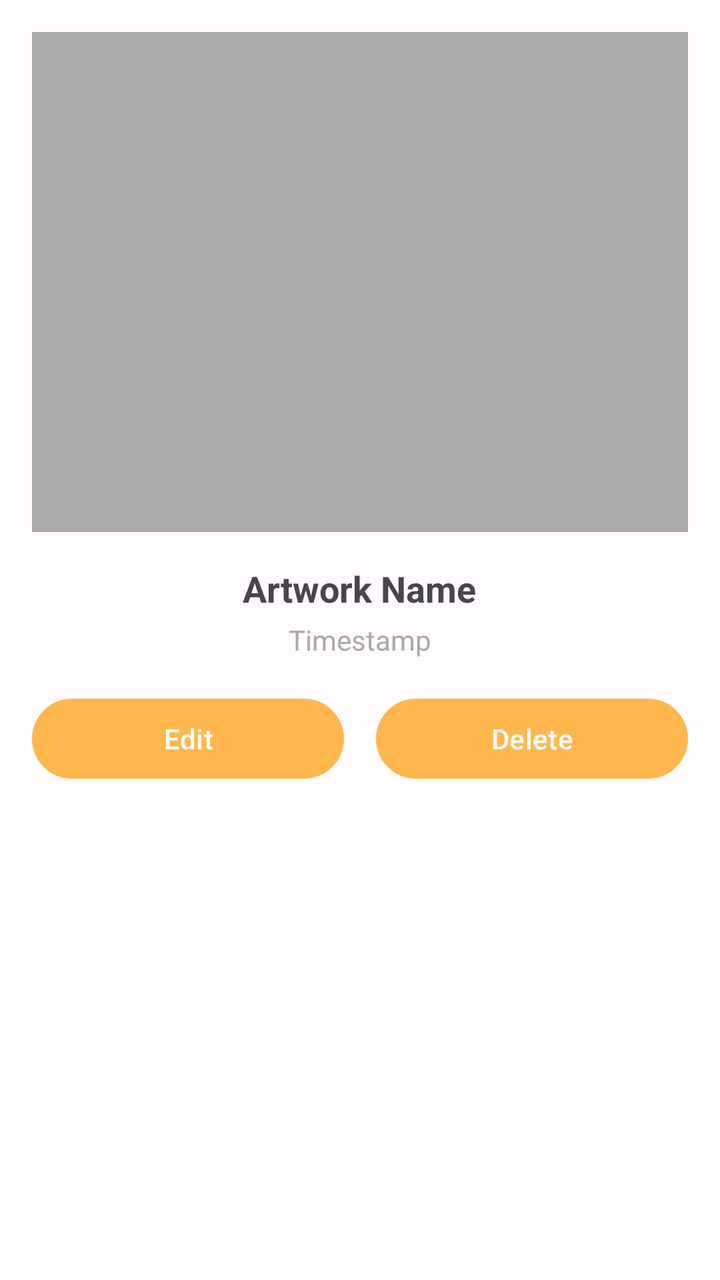
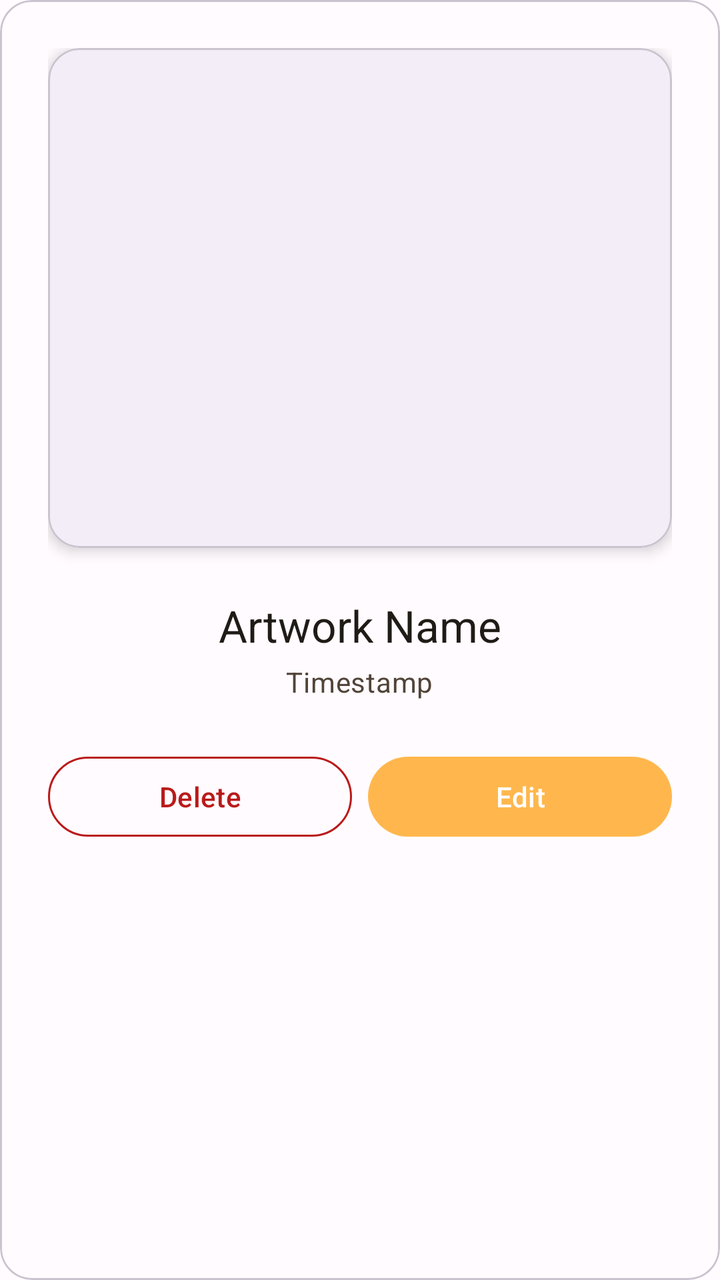

An Android layout rendered at two revisions. The XML below is the earlier revision; the diff shows what the commit changed to produce the second picture.
<!-- AndroidManifest.xml: application theme Base.Theme.Heal -->
<!-- res/layout/dialog_artwork_view.xml -->
<?xml version="1.0" encoding="utf-8"?>
<LinearLayout xmlns:android="http://schemas.android.com/apk/res/android"
    android:layout_width="match_parent"
    android:layout_height="wrap_content"
    android:orientation="vertical"
    android:padding="16dp"
    android:gravity="center_horizontal">

    <ImageView
        android:id="@+id/detailImageViewArtwork"
        android:layout_width="match_parent"
        android:layout_height="250dp"
        android:scaleType="fitCenter"
        android:layout_marginBottom="16dp"
        android:background="@android:color/darker_gray" />

    <TextView
        android:id="@+id/detailTextViewArtworkName"
        android:layout_width="wrap_content"
        android:layout_height="wrap_content"
        android:textStyle="bold"
        android:textSize="18sp"
        android:layout_marginBottom="4dp"
        android:text="Artwork Name" />

    <TextView
        android:id="@+id/detailTextViewArtworkTimestamp"
        android:layout_width="wrap_content"
        android:layout_height="wrap_content"
        android:textSize="14sp"
        android:textColor="@android:color/darker_gray"
        android:layout_marginBottom="16dp"
        android:text="Timestamp" />

    <LinearLayout
        android:layout_width="match_parent"
        android:layout_height="wrap_content"
        android:orientation="horizontal"
        android:gravity="center">

        <Button
            android:id="@+id/buttonEditArtwork"
            android:layout_width="0dp"
            android:layout_height="wrap_content"
            android:layout_weight="1"
            android:text="Edit"
            android:layout_marginEnd="8dp" />

        <Button
            android:id="@+id/buttonDeleteArtwork"
            android:layout_width="0dp"
            android:layout_height="wrap_content"
            android:layout_weight="1"
            android:text="Delete"
            android:layout_marginStart="8dp" />

    </LinearLayout>

</LinearLayout>
<!-- resources referenced by this layout -->
<resources>
  <style name="Base.Theme.Heal" parent="Theme.Material3.DayNight.NoActionBar">
          <item name="colorPrimary">@color/md_theme_primary</item>
          <item name="colorOnPrimary">@color/md_theme_onPrimary</item>
          <item name="colorPrimaryContainer">@color/md_theme_primaryContainer</item>
          <item name="colorOnPrimaryContainer">@color/md_theme_onPrimaryContainer</item>
          <item name="colorSecondary">@color/md_theme_secondary</item>
          <item name="colorOnSecondary">@color/md_theme_onSecondary</item>
          <item name="colorSecondaryContainer">@color/md_theme_secondaryContainer</item>
          <item name="colorOnSecondaryContainer">@color/md_theme_onSecondaryContainer</item>
          <item name="colorTertiary">@color/md_theme_tertiary</item>
          <item name="colorOnTertiary">@color/md_theme_onTertiary</item>
          <item name="colorTertiaryContainer">@color/md_theme_tertiaryContainer</item>
          <item name="colorOnTertiaryContainer">@color/md_theme_onTertiaryContainer</item>
          <item name="colorError">@color/md_theme_error</item>
          <item name="colorOnError">@color/md_theme_onError</item>
          <item name="colorErrorContainer">@color/md_theme_errorContainer</item>
          <item name="colorOnErrorContainer">@color/md_theme_onErrorContainer</item>
          <item name="android:colorBackground">@color/md_theme_background</item>
          <item name="colorOnBackground">@color/md_theme_onBackground</item>
          <item name="colorSurface">@color/md_theme_surface</item>
          <item name="colorOnSurface">@color/md_theme_onSurface</item>
          <item name="colorSurfaceVariant">@color/md_theme_surfaceVariant</item>
          <item name="colorOnSurfaceVariant">@color/md_theme_onSurfaceVariant</item>
          <item name="colorOutline">@color/md_theme_outline</item>
          <item name="colorOnSurfaceInverse">@color/md_theme_inverseOnSurface</item>
          <item name="colorSurfaceInverse">@color/md_theme_inverseSurface</item>
          <item name="colorPrimaryInverse">@color/md_theme_inversePrimary</item>
  
          <item name="android:statusBarColor">@color/transparent</item>
          <item name="android:navigationBarColor">?attr/colorSurface</item>
  
          <item name="bottomSheetStyle">@style/Widget.Material3.BottomSheet.Modal</item>
          <item name="navigationViewStyle">@style/Widget.Material3.NavigationView</item>
          <item name="floatingActionButtonStyle">@style/Widget.Material3.FloatingActionButton.Primary</item>
  
      </style>
  <color name="md_theme_primary">#FFB74D</color>
  <color name="md_theme_onPrimary">#FFFFFF</color>
  <color name="md_theme_primaryContainer">#FFDDC1</color>
  <color name="md_theme_onPrimaryContainer">#3D2400</color>
  <color name="md_theme_secondary">#7B5700</color>
  <color name="md_theme_onSecondary">#FFFFFF</color>
  <color name="md_theme_secondaryContainer">#FFDEB3</color>
  <color name="md_theme_onSecondaryContainer">#271900</color>
  <color name="md_theme_tertiary">#006B5E</color>
  <color name="md_theme_onTertiary">#FFFFFF</color>
  <color name="md_theme_tertiaryContainer">#78F8DB</color>
  <color name="md_theme_onTertiaryContainer">#00201B</color>
  <color name="md_theme_error">#BA1A1A</color>
  <color name="md_theme_onError">#FFFFFF</color>
  <color name="md_theme_errorContainer">#FFDAD6</color>
  <color name="md_theme_onErrorContainer">#410002</color>
  <color name="md_theme_background">#FFFBFF</color>
  <color name="md_theme_onBackground">#1F1B16</color>
  <color name="md_theme_surface">#FFFBFF</color>
  <color name="md_theme_onSurface">#1F1B16</color>
  <color name="md_theme_surfaceVariant">#F4DEC6</color>
  <color name="md_theme_onSurfaceVariant">#514438</color>
  <color name="md_theme_outline">#847466</color>
  <color name="md_theme_inverseOnSurface">#352F2A</color>
  <color name="md_theme_inverseSurface">#352F2A</color>
  <color name="md_theme_inversePrimary">#FFB74D</color>
  <color name="transparent">#00000000</color>
</resources>

<!-- the commit's change to res/layout/dialog_artwork_view.xml (unified diff, before → after) -->
@@ -1,59 +1,79 @@
 <?xml version="1.0" encoding="utf-8"?>
-<LinearLayout xmlns:android="http://schemas.android.com/apk/res/android"
-    android:layout_width="match_parent"
-    android:layout_height="wrap_content"
-    android:orientation="vertical"
-    android:padding="16dp"
-    android:gravity="center_horizontal">
-
-    <ImageView
-        android:id="@+id/detailImageViewArtwork"
-        android:layout_width="match_parent"
-        android:layout_height="250dp"
-        android:scaleType="fitCenter"
-        android:layout_marginBottom="16dp"
-        android:background="@android:color/darker_gray" />
-
-    <TextView
-        android:id="@+id/detailTextViewArtworkName"
-        android:layout_width="wrap_content"
-        android:layout_height="wrap_content"
-        android:textStyle="bold"
-        android:textSize="18sp"
-        android:layout_marginBottom="4dp"
-        android:text="Artwork Name" />
-
-    <TextView
-        android:id="@+id/detailTextViewArtworkTimestamp"
-        android:layout_width="wrap_content"
-        android:layout_height="wrap_content"
-        android:textSize="14sp"
-        android:textColor="@android:color/darker_gray"
-        android:layout_marginBottom="16dp"
-        android:text="Timestamp" />
-
-    <LinearLayout
+ <com.google.android.material.card.MaterialCardView
+        xmlns:android="http://schemas.android.com/apk/res/android"
+        xmlns:app="http://schemas.android.com/apk/res-auto"
         android:layout_width="match_parent"
         android:layout_height="wrap_content"
-        android:orientation="horizontal"
-        android:gravity="center">
+        app:cardCornerRadius="16dp"
+        app:cardElevation="0dp"
+        android:layout_marginBottom="8dp">
 
-        <Button
-            android:id="@+id/buttonEditArtwork"
-            android:layout_width="0dp"
+        <LinearLayout
+            android:layout_width="match_parent"
             android:layout_height="wrap_content"
-            android:layout_weight="1"
-            android:text="Edit"
-            android:layout_marginEnd="8dp" />
+            android:orientation="vertical"
+            android:padding="24dp"
+            android:gravity="center_horizontal">
 
-        <Button
-            android:id="@+id/buttonDeleteArtwork"
-            android:layout_width="0dp"
-            android:layout_height="wrap_content"
-            android:layout_weight="1"
-            android:text="Delete"
-            android:layout_marginStart="8dp" />
+            <com.google.android.material.card.MaterialCardView
+                android:layout_width="match_parent"
+                android:layout_height="wrap_content"
+                app:cardCornerRadius="16dp"
+                app:cardElevation="4dp"
+                android:layout_marginBottom="24dp">
 
-    </LinearLayout>
+                <ImageView
+                    android:id="@+id/detailImageViewArtwork"
+                    android:layout_width="match_parent"
+                    android:layout_height="250dp"
+                    android:scaleType="centerCrop"
+                    android:contentDescription="Detailed view of the artwork"
+                    android:background="?attr/colorSurfaceContainer" />
 
-</LinearLayout>
+            </com.google.android.material.card.MaterialCardView>
+
+            <TextView
+                android:id="@+id/detailTextViewArtworkName"
+                android:layout_width="wrap_content"
+                android:layout_height="wrap_content"
+                android:textAppearance="?attr/textAppearanceTitleLarge"
+                android:textColor="?attr/colorOnSurface"
+                android:layout_marginBottom="4dp"
+                android:text="Artwork Name" />
+
+            <TextView
+                android:id="@+id/detailTextViewArtworkTimestamp"
+                android:layout_width="wrap_content"
+                android:layout_height="wrap_content"
+                android:textAppearance="?attr/textAppearanceBodyMedium"
+                android:textColor="?attr/colorOnSurfaceVariant"
+                android:layout_marginBottom="24dp"
+                android:text="Timestamp" />
+
+            <LinearLayout
+                android:layout_width="match_parent"
+                android:layout_height="wrap_content"
+                android:orientation="horizontal">
+
+                <com.google.android.material.button.MaterialButton
+                    android:id="@+id/buttonDeleteArtwork"
+                    style="?attr/materialButtonOutlinedStyle"
+                    android:layout_width="0dp"
+                    android:layout_height="wrap_content"
+                    android:layout_weight="1"
+                    android:layout_marginEnd="8dp"
+                    android:text="Delete"
+                    android:textColor="?attr/colorError"
+                    app:strokeColor="?attr/colorError" />
+
+                <com.google.android.material.button.MaterialButton
+                    android:id="@+id/buttonEditArtwork"
+                    android:layout_width="0dp"
+                    android:layout_height="wrap_content"
+                    android:layout_weight="1"
+                    android:text="Edit" />
+
+            </LinearLayout>
+
+        </LinearLayout>
+    </com.google.android.material.card.MaterialCardView>
